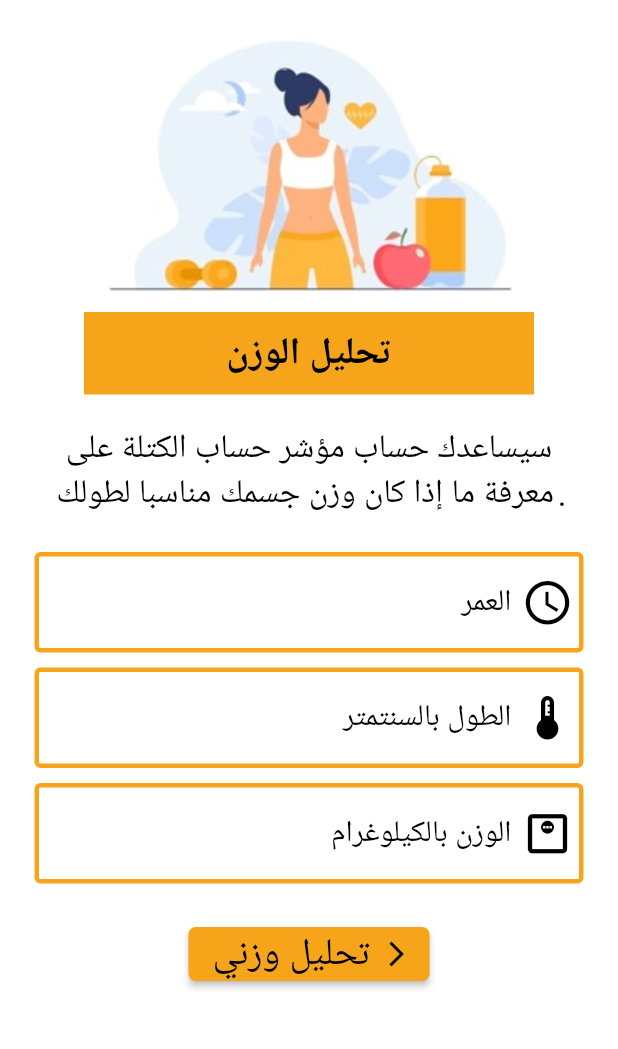
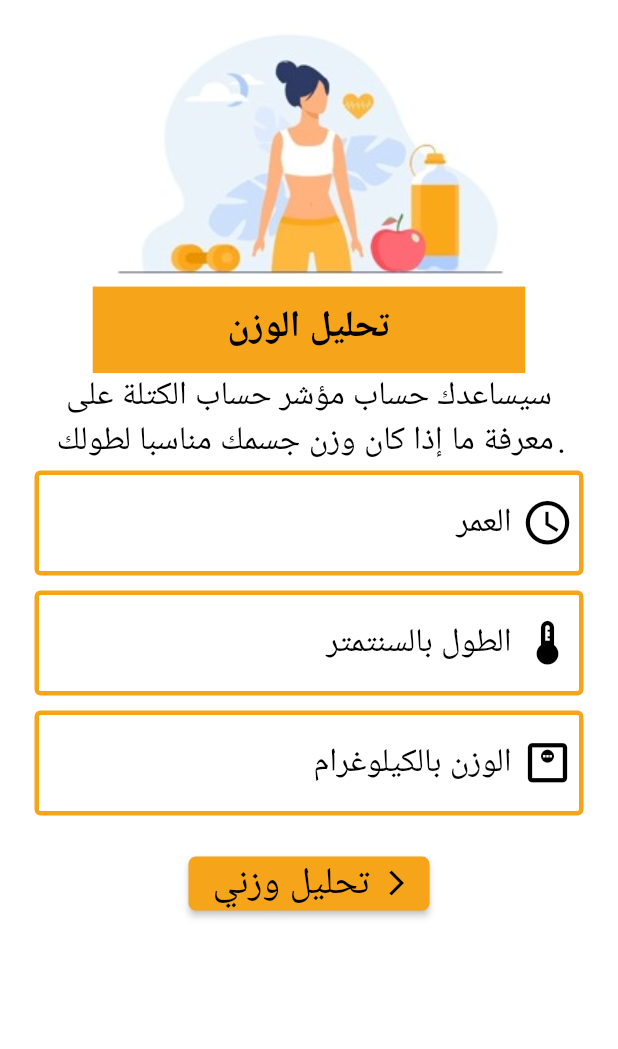
Before and after one commit to Zaman0070/fitness-app, a Flutter app: the BmiHome screen opened directly, on a phone screen of 412 x 824 dp, the part 63-1112 px from its top. Run offline on Flutter 3.47's test engine with Material 2 defaults, Android fonts, the phone set to English and light mode, and no system bars; our stand-ins replace circular_countdown_timer, cloud_firestore, email_validator, firebase_auth, firebase_core, flutter_custom_clippers and 5 more; missing offline and left inert: favorite_button, flutter_email_sender, flutter_facebook_auth, flutter_login_facebook, open_mail_app, splash_screen_view and 2 more; accounts and stored records are empty.

```diff
--- a/lib/screens/bmi_calculator/bmi_home.dart
+++ b/lib/screens/bmi_calculator/bmi_home.dart
@@ -2,9 +2,7 @@
 import 'package:flutter/material.dart';
 import 'package:life_style_app/screens/bmi_calculator/show_value.dart';
 import 'package:life_style_app/screens/drawers/f_l_drawer.dart';
-import 'package:life_style_app/screens/drawers/m_g_drawer_side.dart';
-import 'package:life_style_app/screens/female/female_screen.dart';
-import 'package:life_style_app/screens/female/g_main_menu.dart';
+import 'package:sizer/sizer.dart';
 
 import 'field_text.dart';
 
@@ -40,12 +38,11 @@ class _BmiHomeState extends State<BmiHome> {
   @override
   Widget build(BuildContext context) {
     return Scaffold(
-      resizeToAvoidBottomInset: true,
+      resizeToAvoidBottomInset: false,
       backgroundColor: Colors.white,
       endDrawer: FemaleLossDrawer(),
       body: SafeArea(
-        child: SingleChildScrollView(
-          child: Column(
+        child: ListView(
           children: [
             Container(
               height: 60,
@@ -79,37 +76,37 @@ class _BmiHomeState extends State<BmiHome> {
                 crossAxisAlignment: CrossAxisAlignment.center,
                 children: [
                   Container(
-                      height: 180,
-                      width: 300,
+                    height: 20.h,
+                    width: 70.w,
                     child: Image.asset('assets/bmi.jpg'),
                   ),
                    SizedBox(
-                      height: 10,
+                    height: 1.h,
                   ),
                   Container(
-                      height: 55,
-                      width: 300,
+                    height: 7.h,
+                    width: 70.w,
                     color: Color(0xffF6A419),
-                      child: const Padding(
-                        padding: const EdgeInsets.all(10.0),
+                    child:  Padding(
+                      padding:  EdgeInsets.all(10.0),
                       child: Text(
                         'تحليل الوزن',
                         textAlign: TextAlign.center,
                         style: TextStyle(
-                            fontSize: 25,
+                          fontSize: 18.sp,
                           fontWeight: FontWeight.bold,
                           color: Colors.black,
                         ),
                       ),
                     ),
                   ),
-                    const Padding(
-                      padding: const EdgeInsets.all(20.0),
+                   Padding(
+                    padding:  EdgeInsets.symmetric(horizontal: 35),
                     child: Text(
                       'سيساعدك حساب مؤشر حساب الكتلة على معرفة ما إذا كان وزن جسمك مناسبا لطولك . ',
                       textAlign: TextAlign.center,
                       style: TextStyle(
-                          fontSize: 22,
+                        fontSize: 16.sp,
                         color: Colors.black,
                         letterSpacing: -3,
                       ),
@@ -155,7 +152,7 @@ class _BmiHomeState extends State<BmiHome> {
                       ],
                     ),
                   ),
-                    SizedBox(height: 10,),
+                  SizedBox(height: 1.h,),
 
 
                   Padding(
@@ -203,7 +200,6 @@ class _BmiHomeState extends State<BmiHome> {
           ],
         ),
       ),
-      ),
     );
   }
 }
--- a/lib/screens/bmi_calculator/field_text.dart
+++ b/lib/screens/bmi_calculator/field_text.dart
@@ -1,4 +1,5 @@
 import 'package:flutter/material.dart';
+import 'package:sizer/sizer.dart';
 
 class kmyText extends StatelessWidget {
   String hintText;
@@ -26,7 +27,7 @@ class kmyText extends StatelessWidget {
           textAlign: TextAlign.right,
           decoration: InputDecoration(
             hintText: hintText,
-            hintStyle: const TextStyle(color: Colors.black, fontSize: 20),
+            hintStyle:  TextStyle(color: Colors.black, fontSize: 16.sp),
             prefixIcon: Icon(
               icon,
               color: Colors.black,
--- a/lib/screens/female/f_exercise_dayvise/f_day1.dart
+++ b/lib/screens/female/f_exercise_dayvise/f_day1.dart
@@ -3,8 +3,6 @@ import 'package:flutter/cupertino.dart';
 import 'package:flutter/material.dart';
 import 'package:flutter_custom_clippers/flutter_custom_clippers.dart';
 import 'package:life_style_app/screens/drawers/f_g_drawer.dart';
-import 'package:life_style_app/screens/drawers/m_g_drawer_side.dart';
-import 'package:life_style_app/screens/female/f_sport.dart';
 import 'package:sizer/sizer.dart';
 
 class FExDay1 extends StatefulWidget {
```
Also changed, not shown: lib/screens/bmi_calculator/custom_text.dart (+4 -3 lines), lib/screens/bmi_calculator/result.dart (+13 -12 lines), lib/screens/bmi_calculator/show_value.dart (+11 -10 lines), lib/screens/male/male_bmi/m_bmi_home.dart (+15 -16 lines), lib/screens/male/male_bmi/m_bmi_show_value.dart (+11 -10 lines), lib/screens/male/male_bmi/m_result.dart (+11 -10 lines). Lines whose indentation alone changed are shown as unchanged.
